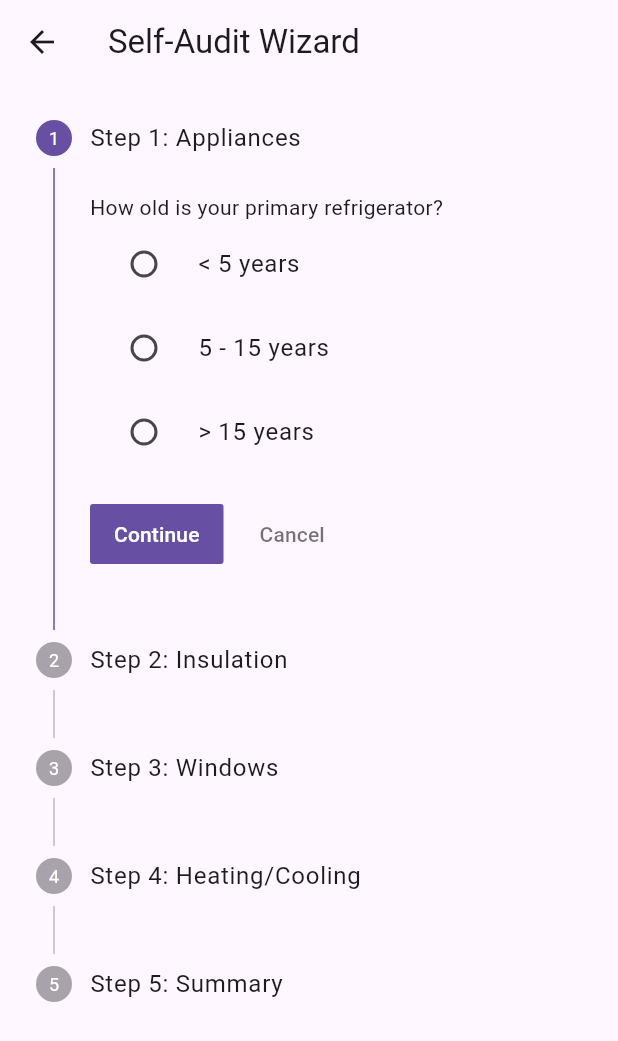
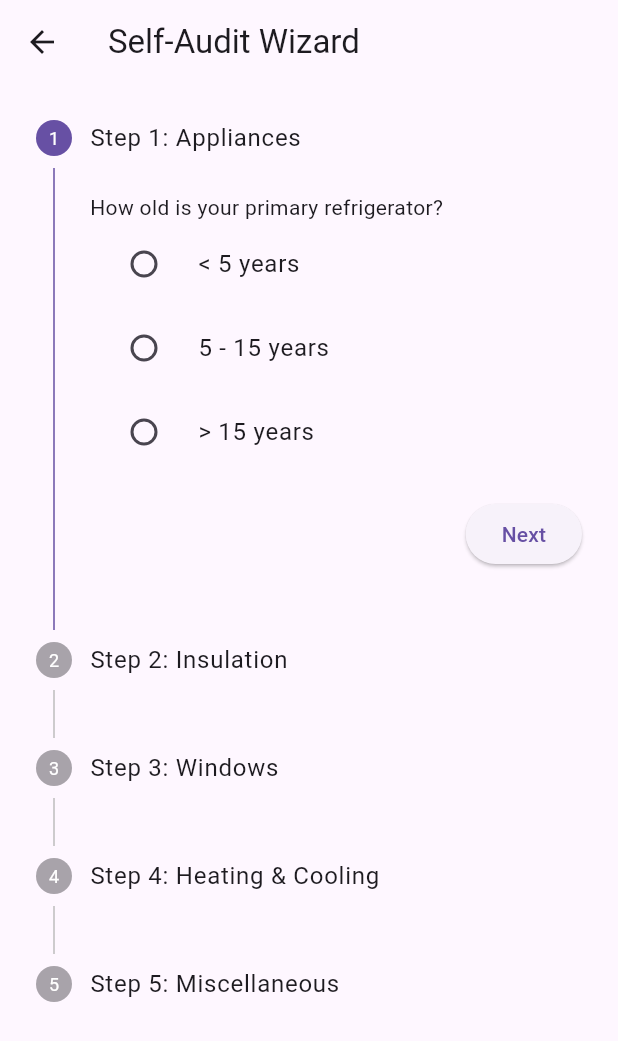
Before and after one commit to Imperiex-1911/Veridian, a Flutter app: the AuditWizardScreen screen opened directly, on a phone screen of 412 x 824 dp. Shown: the top 1041 px of the screen. Run offline on Flutter 3.47's test engine with Material 3 defaults, Android fonts, the light colour scheme and no system bars; our stand-ins replace cloud_firestore, firebase_auth, firebase_core, flutter_dotenv, google_sign_in; accounts and stored records are empty.

Commit message:
feat: Complete Day 9 audit wizard and dashboard report

```diff
--- a/frontend/lib/screens/audit_wizard_screen.dart
+++ b/frontend/lib/screens/audit_wizard_screen.dart
@@ -1,27 +1,27 @@
 // lib/screens/audit_wizard_screen.dart
 import 'package:flutter/material.dart';
+import 'package:cloud_firestore/cloud_firestore.dart';
 import 'package:firebase_auth/firebase_auth.dart';
-import 'package:cloud_firestore/cloud_firestore.dart';
-import 'home_screen.dart'; // 1. IMPORT THE HOME SCREEN
+import 'home_screen.dart'; // Import for navigation
 
 class AuditWizardScreen extends StatefulWidget {
   const AuditWizardScreen({super.key});
-
   @override
-  State<AuditWizardScreen> createState() => _AuditWizardScreenState();
+  _AuditWizardScreenState createState() => _AuditWizardScreenState();
 }
 
 class _AuditWizardScreenState extends State<AuditWizardScreen> {
   int _currentStep = 0;
   final Map<String, dynamic> _answers = {};
-  bool _isLoading = false; // 2. ADD LOADING STATE
+  bool _isLoading = false;
+
+  // Conditional logic for Step 4
+  bool get _showHeatingQuestions =>
+      _answers['insulation'] == 'poor' || _answers['insulation'] == 'average';
 
   Future<void> _submitAudit() async {
     final user = FirebaseAuth.instance.currentUser;
-    if (user == null) {
-      ScaffoldMessenger.of(context).showSnackBar(const SnackBar(content: Text('Error: User not logged in.')));
-      return;
-    }
+    if (user == null) return;
 
     setState(() => _isLoading = true);
 
@@ -33,60 +33,105 @@ class _AuditWizardScreenState extends State<AuditWizardScreen> {
       });
 
       if (mounted) {
-        // 3. USE ROBUST NAVIGATION
-        // This clears the old screens and navigates to a fresh HomeScreen.
+        ScaffoldMessenger.of(context).showSnackBar(
+            const SnackBar(content: Text('Audit saved successfully!')));
+        // Use robust navigation to a fresh HomeScreen instance
         Navigator.of(context).pushAndRemoveUntil(
-          MaterialPageRoute(builder: (context) =>  HomeScreen()),
+          MaterialPageRoute(builder: (context) => HomeScreen()),
               (route) => false,
         );
       }
     } catch (e) {
       if (mounted) {
-        ScaffoldMessenger.of(context).showSnackBar(SnackBar(content: Text('Failed to save audit: $e')));
+        ScaffoldMessenger.of(context)
+            .showSnackBar(SnackBar(content: Text('Error saving audit: $e')));
       }
     } finally {
       if (mounted) setState(() => _isLoading = false);
     }
   }
 
-  bool get _showHeatingQuestion => _answers['insulation'] == 'poor';
+  // --- Input Validation Logic ---
+  bool _validateStep(int step) {
+    switch (step) {
+      case 0:
+        return _answers.containsKey('fridge_age');
+      case 1:
+        return _answers.containsKey('insulation');
+      case 2: // This is Step 3
+      // --- THIS IS THE FIX ---
+      // We now correctly check for the 'window_type' key.
+        return _answers.containsKey('window_type');
+      case 3:
+        if (_showHeatingQuestions) {
+          // This was missing validation, now added.
+          return _answers.containsKey('heating_type');
+        }
+        return true; // No validation needed if questions are hidden
+      case 4:
+        return _answers.containsKey('water_heater');
+      default:
+        return true;
+    }
+  }
 
   @override
   Widget build(BuildContext context) {
     return Scaffold(
-      appBar: AppBar(
-        title: const Text('Self-Audit Wizard'),
-      ),
+      appBar: AppBar(title: const Text('Self-Audit Wizard')),
       body: _isLoading
           ? const Center(child: CircularProgressIndicator())
           : Stepper(
-        type: StepperType.vertical,
         currentStep: _currentStep,
         onStepContinue: () {
-          if (_currentStep < 4) {
-            setState(() => _currentStep++);
+          if (_validateStep(_currentStep)) {
+            if (_currentStep < 4) {
+              setState(() => _currentStep++);
+            } else {
+              _submitAudit();
+            }
           } else {
-            _submitAudit();
+            ScaffoldMessenger.of(context).showSnackBar(const SnackBar(
+                content: Text('Please answer the question to continue.'),
+                backgroundColor: Colors.red));
           }
         },
         onStepCancel: () {
-          if (_currentStep > 0) {
-            setState(() => _currentStep--);
-          }
+          if (_currentStep > 0) setState(() => _currentStep--);
+        },
+        controlsBuilder: (context, details) {
+          return Padding(
+            padding: const EdgeInsets.only(top: 16.0),
+            child: Row(
+              children: [
+                if (details.currentStep > 0)
+                  ElevatedButton(
+                    onPressed: details.onStepCancel,
+                    child: const Text('Back'),
+                    style: ElevatedButton.styleFrom(backgroundColor: Colors.grey),
+                  ),
+                const Spacer(),
+                ElevatedButton(
+                  onPressed: details.onStepContinue,
+                  child: Text(details.currentStep == 4 ? 'Submit' : 'Next'),
+                ),
+              ],
+            ),
+          );
         },
         steps: [
           _buildStep1Appliances(),
           _buildStep2Insulation(),
           _buildStep3Windows(),
           _buildStep4Heating(),
-          _buildStep5Summary(),
+          _buildStep5Miscellaneous(),
         ],
       ),
     );
   }
 
-  // --- Helper methods to build each step ---
-  // (These methods _buildStep1Appliances, etc., are unchanged)
+  // --- WIDGETS FOR EACH STEP ---
+
   Step _buildStep1Appliances() {
     return Step(
       title: const Text('Step 1: Appliances'),
@@ -124,7 +169,7 @@ class _AuditWizardScreenState extends State<AuditWizardScreen> {
       content: Column(
         crossAxisAlignment: CrossAxisAlignment.start,
         children: [
-          const Text('How would you rate your home\'s insulation?'),
+          const Text('What is the quality of your home insulation?'),
           RadioListTile<String>(
             title: const Text('Good'),
             value: 'good',
@@ -159,14 +204,14 @@ class _AuditWizardScreenState extends State<AuditWizardScreen> {
           RadioListTile<String>(
             title: const Text('Single-pane'),
             value: 'single',
-            groupValue: _answers['windows'],
-            onChanged: (value) => setState(() => _answers['windows'] = value),
+            groupValue: _answers['window_type'],
+            onChanged: (value) => setState(() => _answers['window_type'] = value),
           ),
           RadioListTile<String>(
             title: const Text('Double-pane'),
             value: 'double',
-            groupValue: _answers['windows'],
-            onChanged: (value) => setState(() => _answers['windows'] = value),
+            groupValue: _answers['window_type'],
+            onChanged: (value) => setState(() => _answers['window_type'] = value),
           ),
         ],
       ),
@@ -176,42 +221,63 @@ class _AuditWizardScreenState extends State<AuditWizardScreen> {
 
   Step _buildStep4Heating() {
     return Step(
-      title: const Text('Step 4: Heating/Cooling'),
+      title: const Text('Step 4: Heating & Cooling'),
       content: Column(
         crossAxisAlignment: CrossAxisAlignment.start,
         children: [
-          if (_showHeatingQuestion)
-            Column(
-              crossAxisAlignment: CrossAxisAlignment.start,
-              children: [
-                const Text('Your insulation is poor. How efficient is your heating system?'),
-                Slider(
-                  value: (_answers['heating_efficiency'] ?? 50.0).toDouble(),
-                  min: 0,
-                  max: 100,
-                  divisions: 10,
-                  label: (_answers['heating_efficiency'] ?? 50.0).toInt().toString(),
-                  onChanged: (value) => setState(() => _answers['heating_efficiency'] = value),
-                ),
-              ],
-            )
-          else
-            const Text('Your insulation rating is good enough that we don\'t need more heating details.'),
+          if (_showHeatingQuestions) ...[
+            const Text('What type of heating system do you use?'),
+            RadioListTile<String>(
+              title: const Text('Gas Furnace'),
+              value: 'gas_furnace',
+              groupValue: _answers['heating_type'],
+              onChanged: (value) => setState(() => _answers['heating_type'] = value),
+            ),
+            RadioListTile<String>(
+              title: const Text('Electric Heat Pump'),
+              value: 'heat_pump',
+              groupValue: _answers['heating_type'],
+              onChanged: (value) => setState(() => _answers['heating_type'] = value),
+            ),
+            RadioListTile<String>(
+              title: const Text('Other Electric'),
+              value: 'electric_other',
+              groupValue: _answers['heating_type'],
+              onChanged: (value) => setState(() => _answers['heating_type'] = value),
+            ),
+          ] else
+            const Text('Your insulation is good, so no extra heating questions are needed.'),
         ],
       ),
       isActive: _currentStep >= 3,
     );
   }
 
-  Step _buildStep5Summary() {
+  Step _buildStep5Miscellaneous() {
     return Step(
-      title: const Text('Step 5: Summary'),
+      title: const Text('Step 5: Miscellaneous'),
       content: Column(
         crossAxisAlignment: CrossAxisAlignment.start,
         children: [
-          const Text('Please review your answers before submitting:'),
-          const SizedBox(height: 10),
-          Text(_answers.toString()),
+          const Text('What type of water heater do you have?'),
+          RadioListTile<String>(
+            title: const Text('Electric Storage'),
+            value: 'electric_storage',
+            groupValue: _answers['water_heater'],
+            onChanged: (value) => setState(() => _answers['water_heater'] = value),
+          ),
+          RadioListTile<String>(
+            title: const Text('Gas Storage'),
+            value: 'gas_storage',
+            groupValue: _answers['water_heater'],
+            onChanged: (value) => setState(() => _answers['water_heater'] = value),
+          ),
+          RadioListTile<String>(
+            title: const Text('Heat Pump'),
+            value: 'heat_pump_wh',
+            groupValue: _answers['water_heater'],
+            onChanged: (value) => setState(() => _answers['water_heater'] = value),
+          ),
         ],
       ),
       isActive: _currentStep >= 4,
```
Also changed, not shown: frontend/lib/screens/dashboard_screen.dart (+81 -68 lines), frontend/lib/screens/home_screen.dart (+49 -9 lines), 1 other file.
